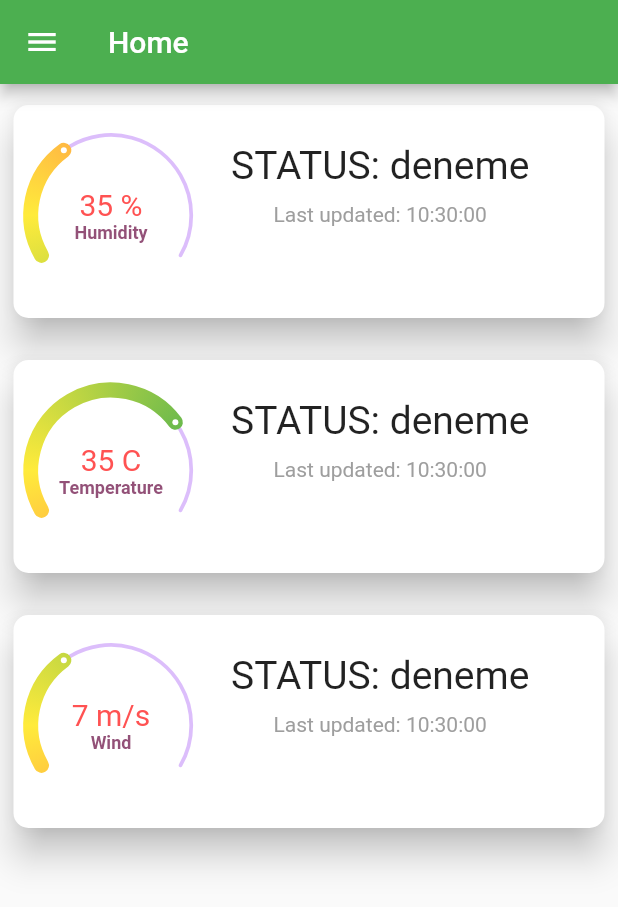
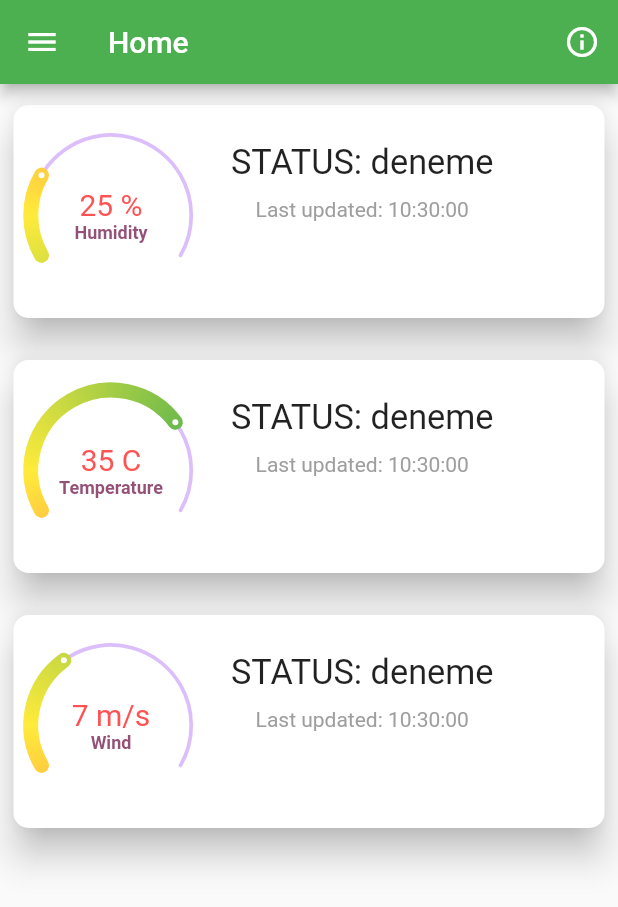
Before and after one commit to TunaBerkPutun/nasaspaceapp, a Flutter app: the HomeScreen screen opened by its route, on a phone screen of 412 x 824 dp. Shown: the top 907 px of the screen. Run offline on Flutter 3.47's test engine with Material 2 defaults, Android fonts, the light colour scheme and no system bars; drawn by our look-alikes of sleek_circular_slider.

Commit message:
sensor ok route düzenlendi sayfalar eklendi

```diff
--- a/nasaspaceapp/mobileapp/nasaapp/lib/main.dart
+++ b/nasaspaceapp/mobileapp/nasaapp/lib/main.dart
@@ -17,7 +17,7 @@ class MyApp extends StatelessWidget {
   @override
   Widget build(BuildContext context) {
     return MaterialApp(
-      title: 'Flutter Demo',
+      title: 'Catch The Fire!',
       theme: ThemeData(
         primarySwatch: Colors.green,
         accentColor: Colors.blue,
@@ -31,7 +31,7 @@ class MyApp extends StatelessWidget {
         ArduinoOverviewScreen.routeName: (ctx) => ArduinoOverviewScreen(),
         DroneScreen.routeName: (ctx) => DroneScreen(),
         HomeScreen.routeName: (ctx) => HomeScreen(),
-        MessagesScreen.routeName: (ctx) => MessagesScreen(),
+        NotificationsScreen.routeName: (ctx) => NotificationsScreen(),
         SettingsScreen.routeName: (ctx) => SettingsScreen(),
         WeatherForecastScreen.routeName: (ctx) => WeatherForecastScreen(),
       },
--- a/nasaspaceapp/mobileapp/nasaapp/lib/screens/home_screen.dart
+++ b/nasaspaceapp/mobileapp/nasaapp/lib/screens/home_screen.dart
@@ -11,6 +11,9 @@ class HomeScreen extends StatelessWidget {
     return Scaffold(
       appBar: AppBar(
         title: Text("Home"),
+        actions: [
+          IconButton(icon: Icon(Icons.info_outline), onPressed: () {}),
+        ],
       ),
       drawer: HomeDrawer(),
       body: SingleChildScrollView(
@@ -19,7 +22,7 @@ class HomeScreen extends StatelessWidget {
             children: [
               SleekProgressIndicator(
                 data: "Humidity",
-                initValue: 35,
+                initValue: 25,
                 reverse: 0,
                 dataMin: 0,
                 dataMax: 100,
--- a/nasaspaceapp/mobileapp/nasaapp/lib/widgets/basic_data_circindicator.dart
+++ b/nasaspaceapp/mobileapp/nasaapp/lib/widgets/basic_data_circindicator.dart
@@ -91,22 +91,27 @@ class _SleekProgressIndicatorState extends State<SleekProgressIndicator> {
                 width: 20,
               ),
               Container(
+                width: 175,
                 margin: EdgeInsets.only(top: 15),
                 child: Column(
                   children: [
-                    Text(
+                    FittedBox(
+                      child: Text(
                         "STATUS: ${widget.status}",
                         style: TextStyle(
                           fontSize: 26,
                         ),
                       ),
+                    ),
                     SizedBox(
                       height: 10,
                     ),
-                    Text(
+                    FittedBox(
+                      child: Text(
                         "Last updated: ${widget.updateTime}",
                         style: TextStyle(color: Colors.grey),
                         textAlign: TextAlign.left,
+                      ),
                     )
                   ],
                 ),
--- a/nasaspaceapp/mobileapp/nasaapp/lib/widgets/home_drawer.dart
+++ b/nasaspaceapp/mobileapp/nasaapp/lib/widgets/home_drawer.dart
@@ -38,7 +38,8 @@ class HomeDrawer extends StatelessWidget {
             leading: Icon(Icons.message),
             title: Text("Notifications"),
             onTap: () {
-              Navigator.of(context).pushReplacementNamed("/message-screen");
+              Navigator.of(context)
+                  .pushReplacementNamed("/notifications-screen");
             },
           ),
           Divider(),
--- a/nasaspaceapp/mobileapp/nasaapp/lib/widgets/sensor_listtile.dart
+++ b/nasaspaceapp/mobileapp/nasaapp/lib/widgets/sensor_listtile.dart
@@ -31,7 +31,7 @@ class SensorListTile extends StatelessWidget {
         "Status: $status",
         style: TextStyle(
           color: statusColor(status),
-          fontSize: 20,
+          fontSize: 22,
         ),
       ),
       subtitle: Column(
```
Also changed, not shown: nasaspaceapp/mobileapp/nasaapp/lib/screens/arduino_overview_screen.dart (+9 -1 lines), nasaspaceapp/mobileapp/nasaapp/lib/screens/drones_screen.dart (+11 -1 lines), nasaspaceapp/mobileapp/nasaapp/lib/screens/messages_screen.dart (+13 -3 lines), nasaspaceapp/mobileapp/nasaapp/lib/screens/settings_screen.dart (+8 -1 lines), nasaspaceapp/mobileapp/nasaapp/lib/screens/weather_forecast_screen.dart (+11 -1 lines), nasaspaceapp/mobileapp/nasaapp/lib/screens/notifications_screen.dart (deleted). Lines whose indentation alone changed are shown as unchanged.
